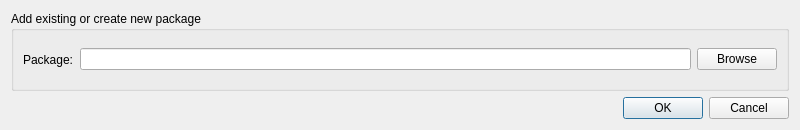
Above: AddRepositoryDialog.ui from wuweidong0107/Board-Manager before the change. Below: the same form after it.
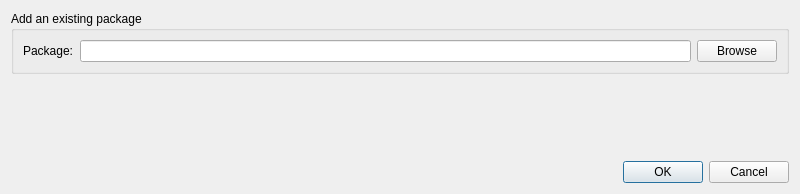
That is the form after the change.

```diff
--- a/AddRepositoryDialog.ui
+++ b/AddRepositoryDialog.ui
@@ -7,12 +7,12 @@
     <x>0</x>
     <y>0</y>
     <width>800</width>
-    <height>130</height>
+    <height>194</height>
    </rect>
   </property>
   <property name="minimumSize">
    <size>
-    <width>600</width>
+    <width>800</width>
     <height>0</height>
    </size>
   </property>
@@ -23,7 +23,7 @@
    <item>
     <widget class="QGroupBox" name="groupBox">
      <property name="title">
-      <string>Add existing or create new package</string>
+      <string>Add an existing package</string>
      </property>
      <layout class="QHBoxLayout" name="horizontalLayout">
       <item>
@@ -46,6 +46,32 @@
      </layout>
     </widget>
    </item>
+   <item>
+    <widget class="QLabel" name="label_warning">
+     <property name="font">
+      <font>
+       <weight>75</weight>
+       <bold>true</bold>
+      </font>
+     </property>
+     <property name="text">
+      <string/>
+     </property>
+    </widget>
+   </item>
+   <item>
+    <spacer name="verticalSpacer">
+     <property name="orientation">
+      <enum>Qt::Vertical</enum>
+     </property>
+     <property name="sizeHint" stdset="0">
+      <size>
+       <width>20</width>
+       <height>44</height>
+      </size>
+     </property>
+    </spacer>
+   </item>
    <item>
     <widget class="QDialogButtonBox" name="buttonBox">
      <property name="orientation">
```
Left out of the diff: 2 changed lines with no effect on the pictures.
